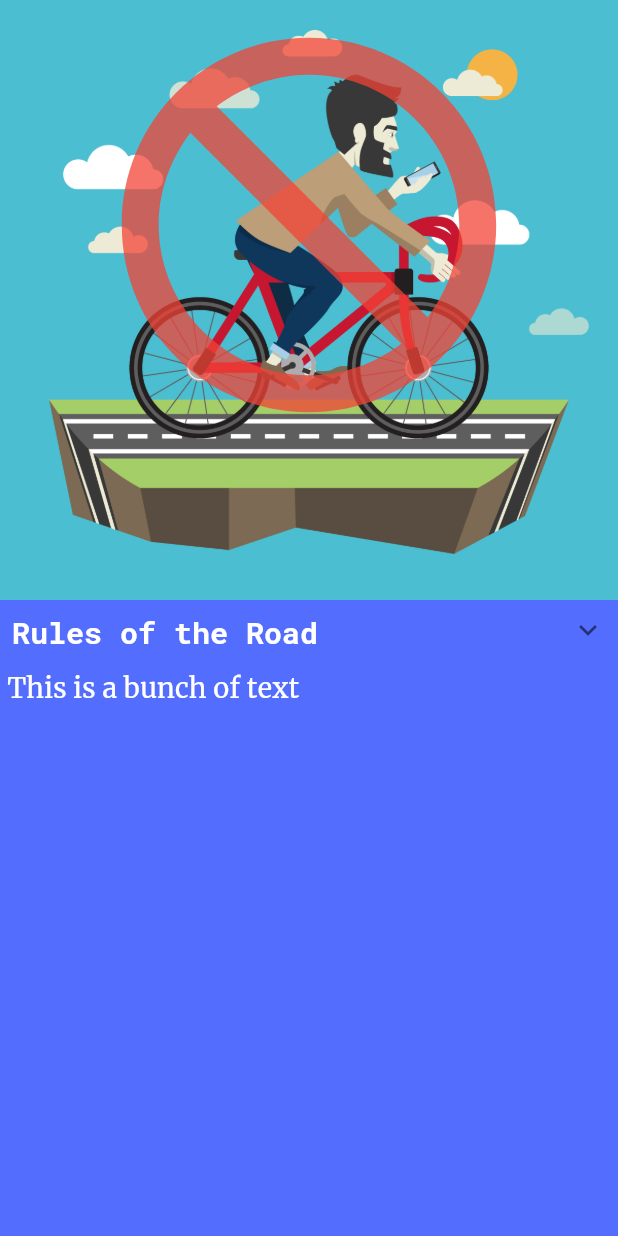
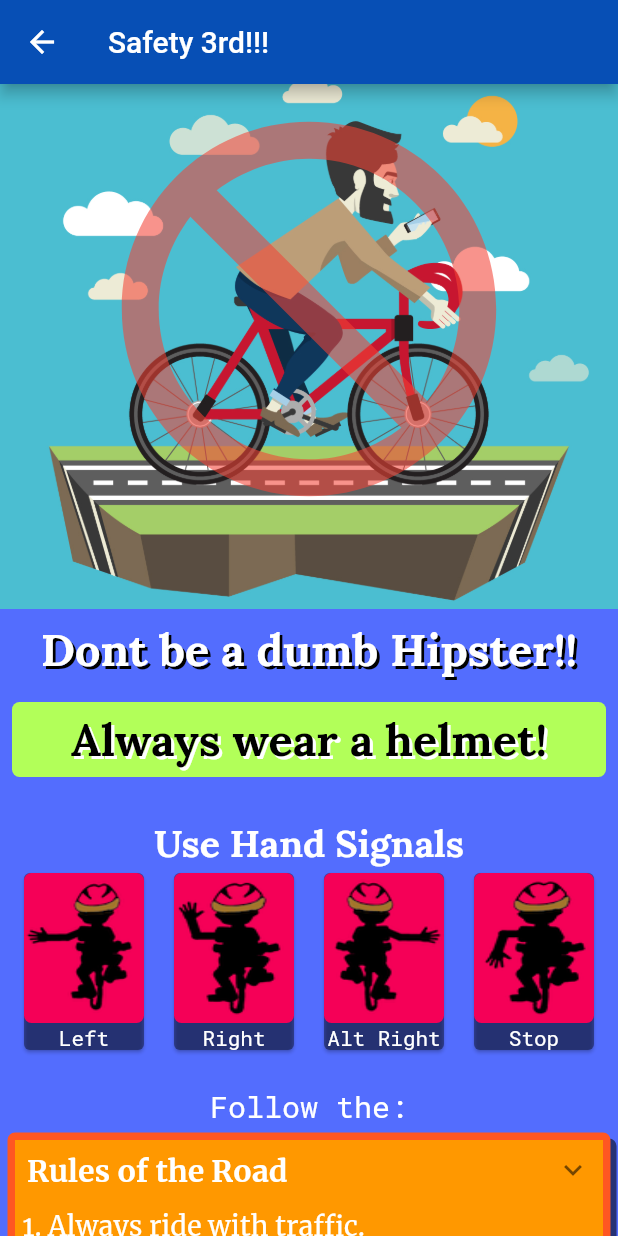
Before and after one commit to mbroberts1019/bike_mso, a Flutter app: the SafetyScreen screen opened directly, on a phone screen of 412 x 824 dp. Run offline on Flutter 3.47's test engine with Material 2 defaults, Android fonts, the phone set to English and light mode, and no system bars; drawn by our look-alikes of expandable; our stand-ins replace cloud_firestore, firebase_database, flutter_spinkit, geolocator, google_maps_flutter; missing offline and left inert: flutter_polyline_points; accounts and stored records are empty.

Commit message:
making changes to poly lines, safety screen and bikeshop card

```diff
--- a/lib/components/handSignalCard.dart
+++ b/lib/components/handSignalCard.dart
@@ -0,0 +1,32 @@
+import 'package:flutter/material.dart';
+
+class HandSignal extends StatelessWidget {
+  HandSignal(this._imgName, this._signalName);
+
+  final String _imgName;
+  final String _signalName;
+
+  @override
+  Widget build(BuildContext context) {
+    return Card(
+      color: Colors.black38,
+      child: Column(
+        children: <Widget>[
+          Container(
+            height: 100,
+            width: 80,
+            decoration: BoxDecoration(
+              borderRadius: BorderRadius.circular(5.0),
+              color: Colors.pinkAccent[400],
+            ),
+            child: Image.asset('assets/images/$_imgName', fit: BoxFit.fill),
+            //width: 60,
+          ),
+          Container(
+            child: Center(child: Text(_signalName)),
+          ),
+        ],
+      ),
+    );
+  }
+}
--- a/lib/components/map_display.dart
+++ b/lib/components/map_display.dart
@@ -11,7 +11,7 @@ NetworkUtil util = NetworkUtil();
 class MapDisplay extends StatefulWidget {
   MapDisplay(this.encodedString);
 
-  final String encodedString;
+  final dynamic encodedString;
 
   @override
   _MapDisplayState createState() => _MapDisplayState();
@@ -44,6 +44,7 @@ class _MapDisplayState extends State<MapDisplay> {
     List<PointLatLng> pLineList =
         util.decodeEncodedPolyline(widget.encodedString);
     ListConverter converter = ListConverter(pLineList);
+    //print(pLineList);
     thisRide = converter.mapCoords();
   }
 
--- a/lib/components/safetyInfoWidget.dart
+++ b/lib/components/safetyInfoWidget.dart
@@ -21,7 +21,7 @@ class SafetyInfoWidget extends StatelessWidget {
               style: TextStyle(
                 fontSize: 20.0,
                 fontWeight: FontWeight.bold,
-                fontFamily: 'RobotoMono',
+                fontFamily: 'Merriweather',
               ),
             ),
           ),
--- a/lib/screens/safety_screen.dart
+++ b/lib/screens/safety_screen.dart
@@ -1,5 +1,6 @@
 import 'package:flutter/material.dart';
 import 'package:bike_mso/components/safetyInfoWidget.dart';
+import 'package:bike_mso/components/handSignalCard.dart';
 
 class SafetyScreen extends StatefulWidget {
   @override
@@ -16,14 +17,14 @@ class _SafetyScreenState extends State<SafetyScreen>
     super.initState();
 
     controller = AnimationController(
-      duration: Duration(seconds: 4),
+      duration: Duration(seconds: 5),
       vsync: this,
     );
 
     animation =
         CurvedAnimation(parent: controller, curve: Curves.fastOutSlowIn);
 
-    controller.forward();
+    controller.repeat();
 
     controller.addListener(() {
       setState(() {});
@@ -32,18 +33,25 @@ class _SafetyScreenState extends State<SafetyScreen>
   }
 
   @override
+  void dispose() {
+    controller.dispose();
+    controller = null;
+    super.dispose();
+  }
+
+  @override
   Widget build(BuildContext context) {
     return Scaffold(
-//      appBar: AppBar(
-//        title: Text('Safety 3rd!!!'),
-//      ),
+      appBar: AppBar(
+        title: Text('Safety 3rd!!!'),
+      ),
       body: SafeArea(
         child: ListView(
           children: <Widget>[
             Stack(
               children: <Widget>[
                 Container(
-                  height: 400,
+                  height: 350,
                   decoration: BoxDecoration(
                     image: DecorationImage(
                       image: ExactAssetImage(
@@ -64,8 +72,106 @@ class _SafetyScreenState extends State<SafetyScreen>
                 )
               ],
             ),
-            SafetyInfoWidget(
-                title: 'Rules of the Road', body: 'This is a bunch of text')
+            Padding(
+              padding: const EdgeInsets.all(8.0),
+              child: Container(
+                child: Center(
+                  child: Text(
+                    'Dont be a dumb Hipster!!',
+                    style: TextStyle(
+                      fontFamily: 'Lora',
+                      fontSize: 30,
+                      fontWeight: FontWeight.w700,
+                      shadows: [
+                        Shadow(
+                          color: Colors.black,
+                          offset: Offset(2.0, 2.0),
+                        )
+                      ],
+                    ),
+                  ),
+                ),
+              ),
+            ),
+            Padding(
+              padding: const EdgeInsets.all(8.0),
+              child: Container(
+                child: Container(
+                  height: 50,
+                  decoration: BoxDecoration(
+                      color: Colors.lightGreenAccent,
+                      borderRadius: BorderRadius.circular(5.0)),
+                  child: Center(
+                    child: Text(
+                      'Always wear a helmet!',
+                      style: TextStyle(
+                        color: Colors.black,
+                        fontFamily: 'Lora',
+                        fontSize: 30,
+                        fontWeight: FontWeight.w700,
+                        shadows: [
+                          Shadow(
+                            color: Colors.white,
+                            offset: Offset(2.0, 2.0),
+                          ),
+                        ],
+                      ),
+                    ),
+                  ),
+                ),
+              ),
+            ),
+            Container(
+              margin: EdgeInsets.only(top: 20, bottom: 20),
+              child: Column(
+                children: <Widget>[
+                  Text(
+                    'Use Hand Signals',
+                    style: TextStyle(
+                      fontFamily: 'Lora',
+                      fontSize: 25,
+                      fontWeight: FontWeight.w700,
+                    ),
+                  ),
+                  Row(
+                    mainAxisAlignment: MainAxisAlignment.spaceEvenly,
+                    children: <Widget>[
+                      HandSignal('Left.png', 'Left'),
+                      HandSignal('Right.png', 'Right'),
+                      HandSignal('AltRight.png', 'Alt Right'),
+                      HandSignal('Stop.png', 'Stop'),
+                    ],
+                  ),
+                ],
+              ),
+            ),
+            Center(
+                child: Text(
+              'Follow the:',
+              style: TextStyle(fontSize: 20),
+            )),
+            Padding(
+              padding: const EdgeInsets.all(5.0),
+              child: Container(
+                decoration: BoxDecoration(
+                    boxShadow: [
+                      BoxShadow(
+                        color: Colors.black54,
+                        offset: Offset(4.0, 4.0),
+                      ),
+                    ],
+                    borderRadius: BorderRadius.circular(5.0),
+                    color: Colors.orange,
+                    border: Border.all(
+                      color: Colors.deepOrange,
+                      width: 5.0,
+                    )),
+                child: SafetyInfoWidget(
+                    title: 'Rules of the Road',
+                    body:
+                        '1. Always ride with traffic. \n 2. Obey all traffic signs and lights.\n 3. Use hand signals when turning or changing lanes.\n 4. Ride with front and back lights at night.\n 5. Yield to pedestrians.'),
+              ),
+            ),
           ],
         ),
       ),
```
Also changed, not shown: lib/components/bikeShopCard.dart (+96 -0 lines), lib/constants/polylines.dart (+2 -0 lines), lib/screens/bikeShop_screen.dart (+29 -10 lines), lib/screens/home_screen.dart (+9 -1 lines), lib/screens/route_choice_screen.dart (+5 -46 lines), assets/images/AltRight.png, assets/images/Left.png, assets/images/Right.png, assets/images/Stop.png.
